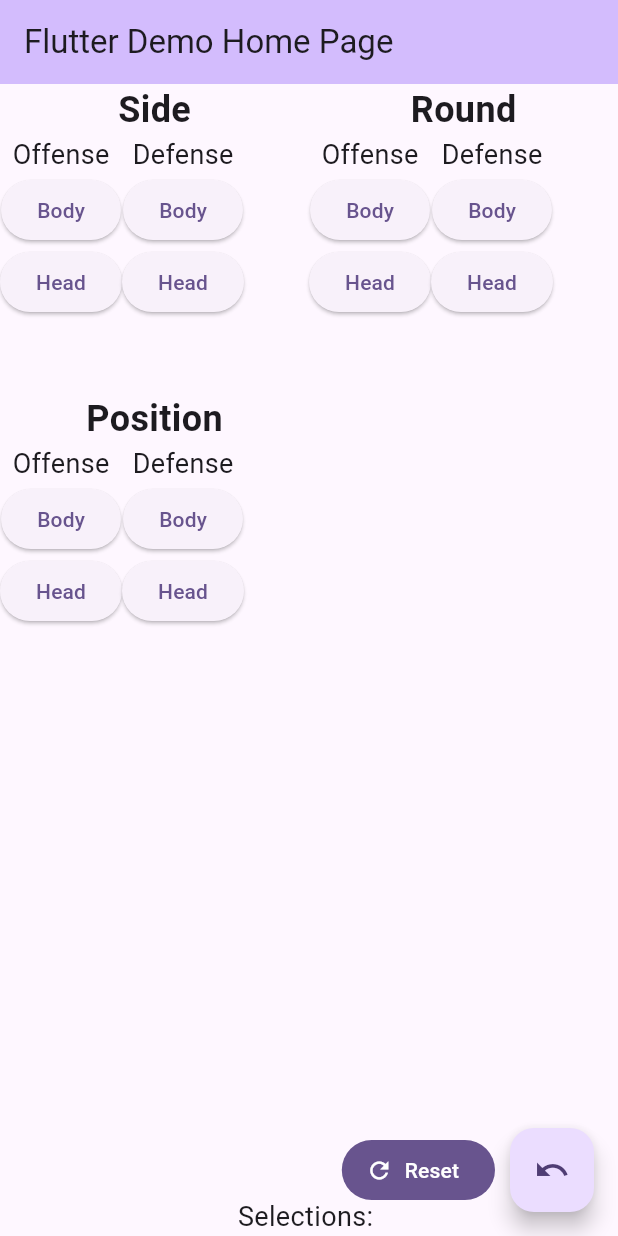
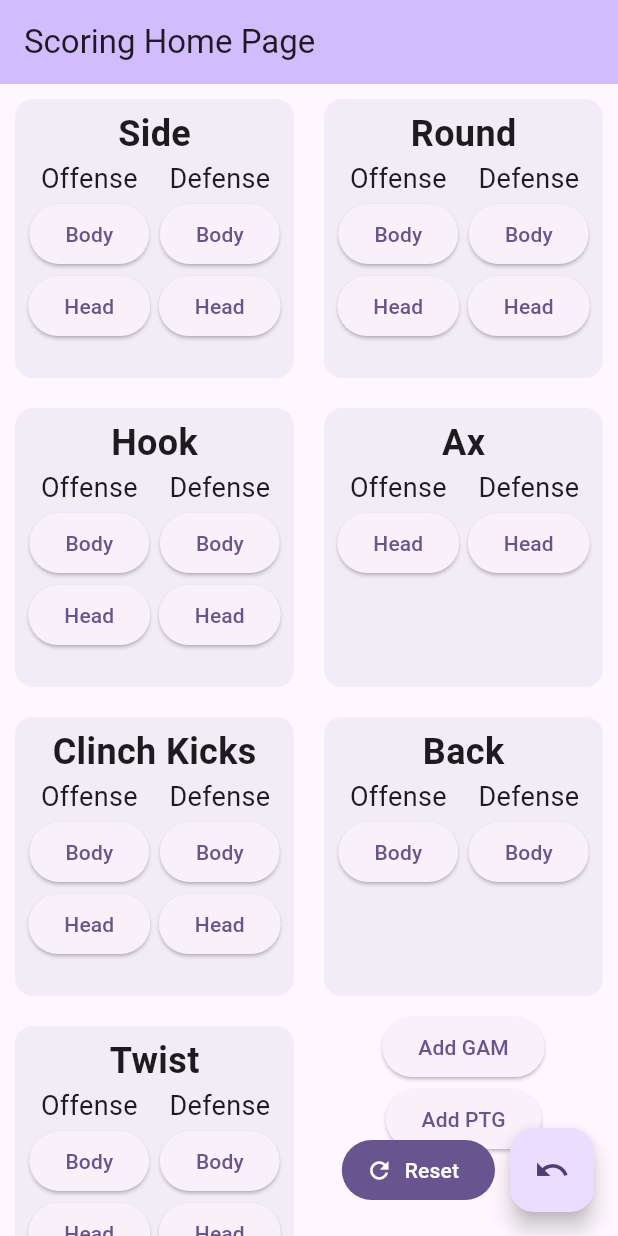
Before and after one commit to alexDickhans/Taekwondo-Scoring-Tool, a Flutter app: the screen it shows after launch, on a phone screen of 412 x 824 dp. Run offline on Flutter 3.47's test engine with Material 3 defaults, Android fonts, the phone set to English and light mode, and no system bars.

Commit message:
Finished app

```diff
--- a/lib/hierarchical_button.dart
+++ b/lib/hierarchical_button.dart
@@ -21,7 +21,6 @@ class HierarchicalButton extends StatefulWidget {
 }
 
 class _HierarchicalButtonState extends State<HierarchicalButton> {
-
   @override
   void initState() {
     super.initState();
@@ -37,32 +36,41 @@ class _HierarchicalButtonState extends State<HierarchicalButton> {
 
   @override
   Widget build(BuildContext context) {
-    return Column(
+    return Container(
+        margin: EdgeInsets.all(10),
+        decoration: BoxDecoration(
+          color: Theme.of(context).colorScheme.surfaceContainer,
+          borderRadius: BorderRadius.circular(12.0),
+        ),
+        padding: EdgeInsets.all(6),
+        child: Column(
           children: [
-        Text(
+            Center(
+                child: Text(
               widget.showMenuText,
               style: TextStyle(fontWeight: FontWeight.bold, fontSize: 24),
-        ),
+            )),
             Center(
               child: Row(
                 children: widget.firstLevelButtonNames.map((name1) {
-              return Column(
-                children: <Widget>[
-                      Text(name1, style: TextStyle(fontSize: 18))
-                    ] +
+                  return Expanded(
+                      child: Column(
+                    children:
+                        <Widget>[Text(name1, style: TextStyle(fontSize: 18))] +
                             widget.secondLevelButtonNames.map((name2) {
                               return ElevatedButton(
-                        onPressed: () => _incrementCount(name1, name2, false),
-                        onLongPress: () => _incrementCount(name1, name2, true),
-                        child:
-                            Text('$name2'),
+                                onPressed: () =>
+                                    _incrementCount(name1, name2, false),
+                                onLongPress: () =>
+                                    _incrementCount(name1, name2, true),
+                                child: Text('$name2'),
                               );
                             }).toList(),
-              );
+                  ));
                 }).toList(),
               ),
             ),
           ],
-    );
+        ));
   }
 }
--- a/lib/main.dart
+++ b/lib/main.dart
@@ -1,4 +1,5 @@
 import 'package:flutter/material.dart';
+import 'package:flutter/services.dart';
 import 'hierarchical_button.dart';
 
 void main() {
@@ -11,12 +12,12 @@ class MyApp extends StatelessWidget {
   @override
   Widget build(BuildContext context) {
     return MaterialApp(
-      title: 'Flutter Demo',
+      title: 'Scoring app',
       theme: ThemeData(
         colorScheme: ColorScheme.fromSeed(seedColor: Colors.deepPurple),
         useMaterial3: true,
       ),
-      home: const MyHomePage(title: 'Flutter Demo Home Page'),
+      home: const MyHomePage(title: 'Scoring Home Page'),
     );
   }
 }
@@ -32,7 +33,7 @@ class MyHomePage extends StatefulWidget {
 
 class _MyHomePageState extends State<MyHomePage> {
   List<String> _sharedSelections = [];
-  late List<HierarchicalButton> _hierarchicalButtons;
+  late List<Widget> _hierarchicalButtons;
 
   @override
   void initState() {
@@ -55,10 +56,51 @@ class _MyHomePageState extends State<MyHomePage> {
       HierarchicalButton(
         firstLevelButtonNames: ['Offense', 'Defense'],
         secondLevelButtonNames: ['Body', 'Head'],
-        showMenuText: "Position",
+        showMenuText: "Hook",
         sharedSelections: _sharedSelections,
         onSelectionChanged: _updateSelections,
       ),
+      HierarchicalButton(
+        firstLevelButtonNames: ['Offense', 'Defense'],
+        secondLevelButtonNames: ['Head'],
+        showMenuText: "Ax",
+        sharedSelections: _sharedSelections,
+        onSelectionChanged: _updateSelections,
+      ),
+      HierarchicalButton(
+        firstLevelButtonNames: ['Offense', 'Defense'],
+        secondLevelButtonNames: ['Body', 'Head'],
+        showMenuText: "Clinch Kicks",
+        sharedSelections: _sharedSelections,
+        onSelectionChanged: _updateSelections,
+      ),
+      HierarchicalButton(
+        firstLevelButtonNames: ['Offense', 'Defense'],
+        secondLevelButtonNames: ['Body'],
+        showMenuText: "Back",
+        sharedSelections: _sharedSelections,
+        onSelectionChanged: _updateSelections,
+      ),
+      HierarchicalButton(
+        firstLevelButtonNames: ['Offense', 'Defense'],
+        secondLevelButtonNames: ['Body', 'Head'],
+        showMenuText: "Twist",
+        sharedSelections: _sharedSelections,
+        onSelectionChanged: _updateSelections,
+      ),
+      Center(
+          child: Column(
+        children: [
+          ElevatedButton(
+            onPressed: () => _addSelection("GAM"),
+            child: Text("Add GAM"),
+          ),
+          ElevatedButton(
+            onPressed: () => _addSelection("PTG"),
+            child: Text("Add PTG"),
+          ),
+        ],
+      )),
     ];
   }
 
@@ -80,6 +122,33 @@ class _MyHomePageState extends State<MyHomePage> {
     });
   }
 
+  void _copyToClipboard(String text) {
+    Clipboard.setData(ClipboardData(text: text));
+    showDialog(
+      context: context,
+      builder: (BuildContext context) {
+        return AlertDialog(
+          title: Text('Copied to clipboard'),
+          content: Text('The text "$text" has been copied to the clipboard.'),
+          actions: <Widget>[
+            TextButton(
+              child: Text('OK'),
+              onPressed: () {
+                Navigator.of(context).pop();
+              },
+            ),
+          ],
+        );
+      },
+    );
+  }
+
+  void _addSelection(String selection) {
+    setState(() {
+      _sharedSelections.add(selection);
+    });
+  }
+
   @override
   Widget build(BuildContext context) {
     return Scaffold(
@@ -88,20 +157,29 @@ class _MyHomePageState extends State<MyHomePage> {
         title: Text(widget.title),
       ),
       body: Center(
+        child: SingleChildScrollView(
           child: Column(
             mainAxisAlignment: MainAxisAlignment.center,
             children: <Widget>[
-            Expanded(
-              child: GridView.count(
+              GridView.count(
                 crossAxisCount: 2, // Adjust the number of columns as needed
+                shrinkWrap: true,
+                physics: NeverScrollableScrollPhysics(),
                 children: _hierarchicalButtons,
               ),
-            ),
-            Text(
-              'Selections: ${_sharedSelections.join(" ")}',
+              Padding(
+                padding: const EdgeInsets.all(8.0),
+                child: GestureDetector(
+                  onTap: () => _copyToClipboard(_sharedSelections.join(" ")),
+                  child: Text(
+                    '${_sharedSelections.join(" ")}',
                     style: TextStyle(fontSize: 18),
                   ),
+                ),
+              ),
+              SizedBox(height: 120), // Add space between GridView and text
             ],
+          ),
         ),
       ),
       floatingActionButton: Row(
```
Lines whose indentation alone changed are shown as unchanged.
